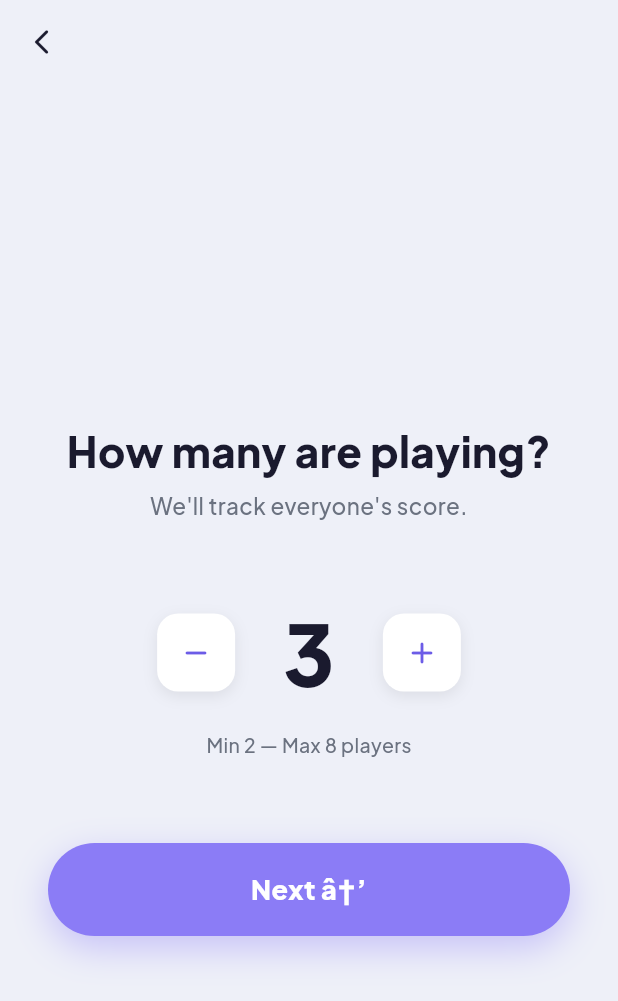
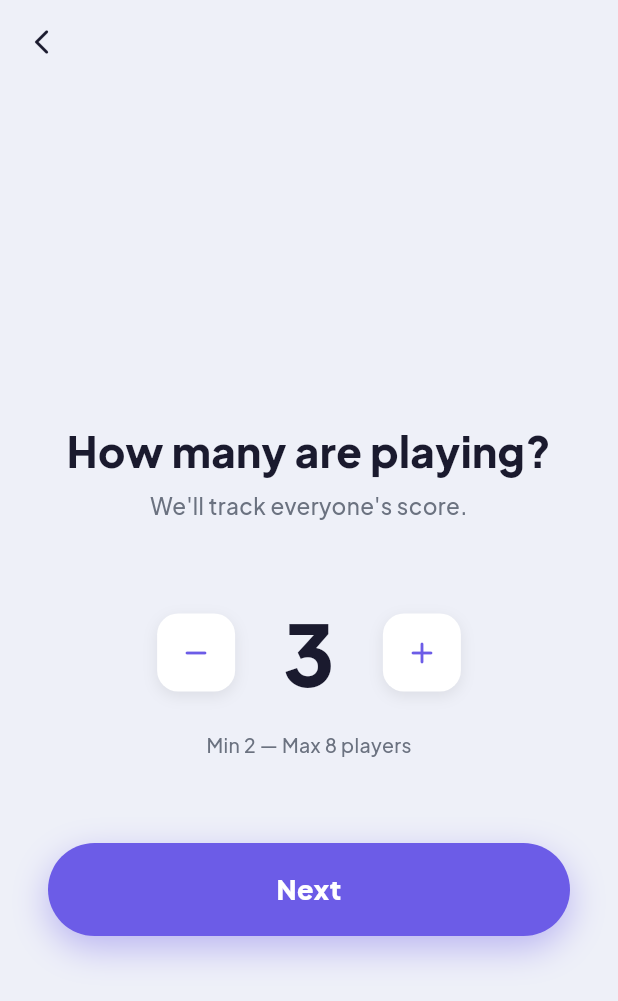
Before and after one commit to kmwannas-maker/Wannas-final, a Flutter app: the FriendsPlayerCountScreen screen opened by its route, after a tap on the "remove" icon, after a tap on the "add" icon, on a phone screen of 412 x 824 dp. Shown: the top 1001 px of the screen. Run offline on Flutter 3.47's test engine with Material 3 defaults, Android fonts, the phone set to English and light mode, and no system bars; our stand-ins replace cloud_firestore, confetti, firebase_core, flutter_riverpod, go_router, google_fonts and 2 more; accounts and stored records are empty.

Commit message:
Fix Next button encoding in player count screen

```diff
--- a/lib/features/friends/friends_player_count_screen.dart
+++ b/lib/features/friends/friends_player_count_screen.dart
@@ -32,8 +32,7 @@ class _FriendsPlayerCountScreenState
     final bg = isDark ? const Color(0xFF0D0D1A) : AppColors.background;
     final cardBg = isDark ? const Color(0xFF1A1A2E) : AppColors.surface;
     final textPrimary = isDark ? Colors.white : AppColors.textPrimary;
-    final textSecondary =
-        isDark ? const Color(0xFF9CA3AF) : AppColors.textSecondary;
+    final textSecondary = isDark ? const Color(0xFF9CA3AF) : AppColors.textSecondary;
 
     return Scaffold(
       backgroundColor: bg,
@@ -41,8 +40,7 @@ class _FriendsPlayerCountScreenState
         backgroundColor: Colors.transparent,
         elevation: 0,
         leading: IconButton(
-          icon:
-              Icon(Icons.arrow_back_ios_rounded, color: textPrimary, size: 20),
+          icon: Icon(Icons.arrow_back_ios_rounded, color: textPrimary, size: 20),
           onPressed: () => context.canPop() ? context.pop() : context.go('/'),
         ),
       ),
@@ -52,7 +50,6 @@ class _FriendsPlayerCountScreenState
           child: Column(
             mainAxisAlignment: MainAxisAlignment.center,
             children: [
-              // Category icon
               if (category != null)
                 Container(
                   width: 72,
@@ -62,13 +59,10 @@ class _FriendsPlayerCountScreenState
                     borderRadius: BorderRadius.circular(20),
                   ),
                   child: Center(
-                    child: Text(category.emoji,
-                        style: const TextStyle(fontSize: 38)),
+                    child: Text(category.emoji, style: const TextStyle(fontSize: 38)),
                   ),
                 ),
               const SizedBox(height: 28),
-
-              // Title
               Text(
                 s.howManyPlaying,
                 textAlign: TextAlign.center,
@@ -84,15 +78,9 @@ class _FriendsPlayerCountScreenState
               Text(
                 s.trackScoreSub,
                 textAlign: TextAlign.center,
-                style: appFont(
-                  isArabic: isArabic,
-                  fontSize: 15,
-                  color: textSecondary,
-                ),
+                style: appFont(isArabic: isArabic, fontSize: 15, color: textSecondary),
               ),
               const SizedBox(height: 48),
-
-              // Counter
               Row(
                 mainAxisAlignment: MainAxisAlignment.center,
                 children: [
@@ -100,11 +88,7 @@ class _FriendsPlayerCountScreenState
                     icon: Icons.remove_rounded,
                     enabled: _playerCount > 2,
                     cardBg: cardBg,
-                    onTap: () {
-                      if (_playerCount > 2) {
-                        setState(() => _playerCount--);
-                      }
-                    },
+                    onTap: () { if (_playerCount > 2) setState(() => _playerCount--); },
                   ),
                   Padding(
                     padding: const EdgeInsets.symmetric(horizontal: 32),
@@ -122,52 +106,39 @@ class _FriendsPlayerCountScreenState
                     icon: Icons.add_rounded,
                     enabled: _playerCount < 8,
                     cardBg: cardBg,
-                    onTap: () {
-                      if (_playerCount < 8) {
-                        setState(() => _playerCount++);
-                      }
-                    },
+                    onTap: () { if (_playerCount < 8) setState(() => _playerCount++); },
                   ),
                 ],
               ),
               const SizedBox(height: 12),
               Text(
                 s.minMaxPlayers,
-                style: appFont(
-                  isArabic: isArabic,
-                  fontSize: 13,
-                  color: textSecondary,
-                ),
+                style: appFont(isArabic: isArabic, fontSize: 13, color: textSecondary),
               ),
               const SizedBox(height: 56),
-
-              // Next button â†’ initialise names/scores then go to settings
               GestureDetector(
                 onTap: () {
-                  final names = List.generate(
-                      _playerCount, (i) => 'Player ${i + 1}');
+                  final names = List.generate(_playerCount, (i) => 'Player ${i + 1}');
                   ref.read(playerNamesProvider.notifier).state = names;
-                  ref.read(playerScoresProvider.notifier).state =
-                      List.filled(_playerCount, 0);
+                  ref.read(playerScoresProvider.notifier).state = List.filled(_playerCount, 0);
                   context.push('/friends/settings');
                 },
                 child: Container(
                   width: double.infinity,
                   padding: const EdgeInsets.symmetric(vertical: 18),
                   decoration: BoxDecoration(
-                    color: AppColors.dateGradientEnd,
+                    color: AppColors.primary,
                     borderRadius: BorderRadius.circular(50),
                     boxShadow: [
                       BoxShadow(
-                        color:
-                            AppColors.dateGradientEnd.withValues(alpha: 0.4),
+                        color: AppColors.primary.withValues(alpha: 0.4),
                         blurRadius: 20,
                         offset: const Offset(0, 8),
                       ),
                     ],
                   ),
                   child: Text(
-                    isArabic ? 'Ø§Ù„ØªØ§Ù„ÙŠ â†’' : 'Next â†’',
+                    isArabic ? 'التالي' : 'Next',
                     textAlign: TextAlign.center,
                     style: appFont(
                       isArabic: isArabic,
```
